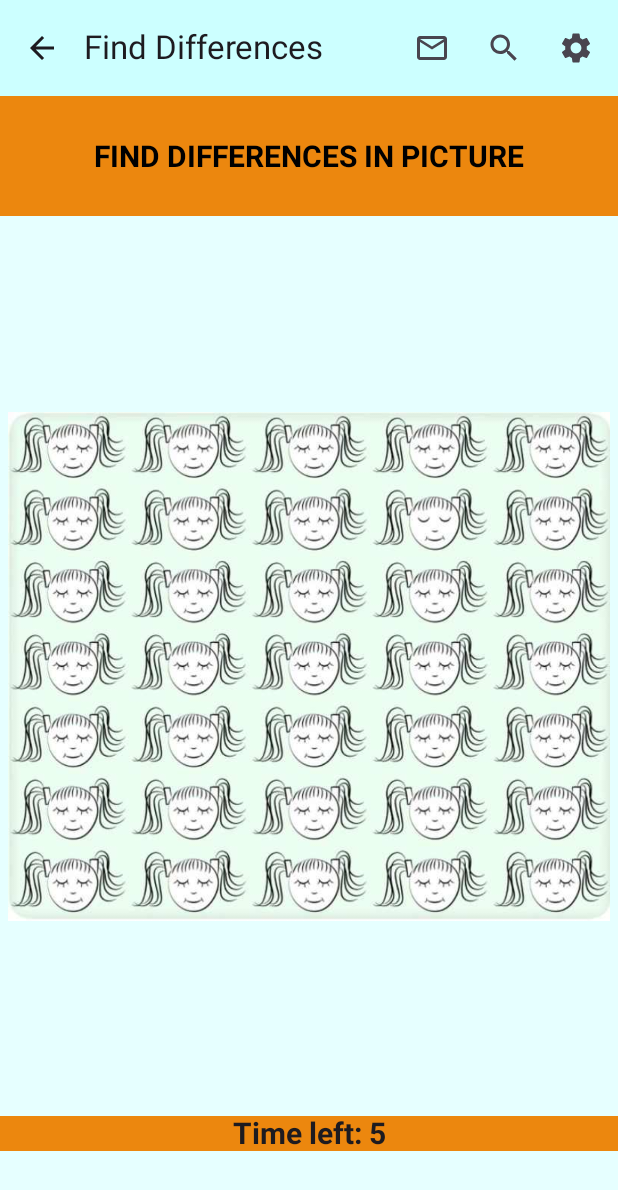
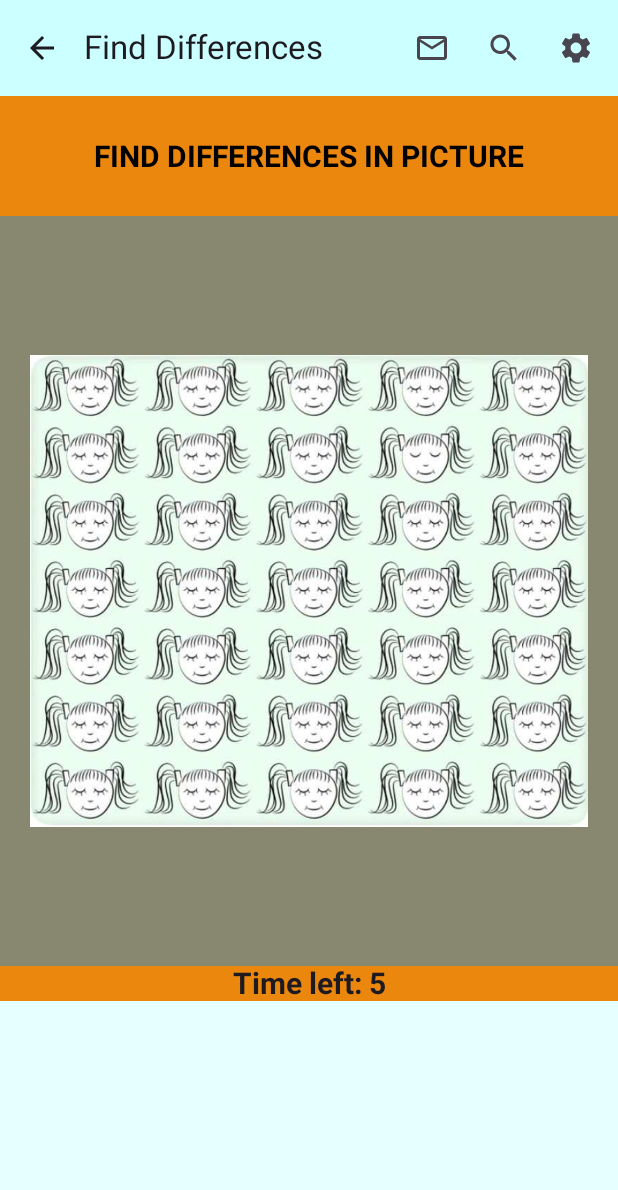
Before and after one commit to ly12345680/Brain_train_application, an Android app built with Jetpack Compose: the FinDifferences screen opened through its navigation route, on a phone screen of 412 x 824 dp. Shown: the top 1190 px of the screen. Run offline under Robolectric (Android 15) with nearby library versions, the phone set to English and light mode, and no system bars.

Commit message:
finish find differences game

```diff
--- a/app/src/main/java/com/example/braintrainapp/ui/attention/FindDifferences.kt
+++ b/app/src/main/java/com/example/braintrainapp/ui/attention/FindDifferences.kt
@@ -2,12 +2,14 @@ package com.example.braintrainapp.ui.attention
 
 import androidx.compose.foundation.Image
 import androidx.compose.foundation.background
+import androidx.compose.foundation.border
 import androidx.compose.foundation.clickable
 import androidx.compose.foundation.layout.Arrangement
 import androidx.compose.foundation.layout.Box
 import androidx.compose.foundation.layout.Column
 import androidx.compose.foundation.layout.Row
 import androidx.compose.foundation.layout.Spacer
+import androidx.compose.foundation.layout.absoluteOffset
 import androidx.compose.foundation.layout.fillMaxSize
 import androidx.compose.foundation.layout.fillMaxWidth
 import androidx.compose.foundation.layout.height
@@ -21,6 +23,8 @@ import androidx.compose.material.icons.filled.MailOutline
 import androidx.compose.material.icons.filled.Search
 import androidx.compose.material.icons.filled.Settings
 import androidx.compose.material.icons.filled.ShoppingCart
+import androidx.compose.material3.AlertDialog
+import androidx.compose.material3.Button
 import androidx.compose.material3.ExperimentalMaterial3Api
 import androidx.compose.material3.Icon
 import androidx.compose.material3.IconButton
@@ -29,6 +33,7 @@ import androidx.compose.material3.Text
 import androidx.compose.material3.TopAppBar
 import androidx.compose.material3.TopAppBarDefaults
 import androidx.compose.runtime.Composable
+import androidx.compose.runtime.LaunchedEffect
 import androidx.compose.runtime.getValue
 import androidx.compose.runtime.mutableStateOf
 import androidx.compose.runtime.remember
@@ -42,16 +47,40 @@ import androidx.compose.ui.text.font.FontWeight
 import androidx.compose.ui.tooling.preview.Preview
 import androidx.compose.ui.unit.dp
 import androidx.compose.ui.unit.sp
+import androidx.compose.ui.zIndex
 import com.example.braintrainapp.R
 import com.example.braintrainapp.ui.memory.ScoreAndLevel
+import kotlinx.coroutines.delay
 
+class FindDifferencesState {
+    var isWinner by mutableStateOf(false)
+        private set
+    fun checkWin(isBoxPressed: Boolean) {
+        if (isBoxPressed) {
+            // Check your winning condition here
+            // For example, if the box is pressed, set isWinner to true
+            isWinner = true
+            println("Winning condition met!")
+        }
+    }
+    var currentImage by mutableStateOf(R.drawable.df_1)
+        private set
 
-fun checkscore(){
+    var boxPosition by mutableStateOf(Pair(250.dp, 145.dp))
+        private set
 
+    fun changeImageAndBoxPosition() {
+        // Change the image resource ID here
+        currentImage = R.drawable.df_2
+        // Change the position of the box here
+        boxPosition = Pair(290.dp, 310.dp)
+    }
 }
 @OptIn(ExperimentalMaterial3Api::class)
 @Composable
 fun FinDifferences(){
+    val state = remember { FindDifferencesState() }
+    val dialogShown = remember { mutableStateOf(false) }
     var level = remember { mutableStateOf(1) }
     var timeLeft by remember { mutableStateOf(5)}
     Scaffold(
@@ -111,15 +140,54 @@ fun FinDifferences(){
                     )
                 }
             }
-            Row {
+            Box(
+                modifier = Modifier
+                    .background(Color(136,135,112))
+
+            ){
+                var isBoxPressed by remember { mutableStateOf(false) }
+                Box(
+                    modifier = Modifier
+                        .size(40.dp)
+                        .absoluteOffset(y = state.boxPosition.second, x = state.boxPosition.first)
+                        .zIndex(2f)
+                        .clickable {
+                            isBoxPressed = !isBoxPressed
+                            state.checkWin(isBoxPressed)
+                            if (state.isWinner) {
+                                state.changeImageAndBoxPosition()
+                                isBoxPressed = false
+                                dialogShown.value = true
+                            }
+                        }
+                        .border(
+                            width = 2.dp,
+                            color = if (isBoxPressed) Color.Blue else Color.Transparent
+                        )
+                )
                 Image(
-                    painter = painterResource(id = R.drawable.df_1),
+                    painter = painterResource(id = state.currentImage),
                     contentDescription = "DF_1",
                     modifier = Modifier
-                        .size(600.dp)
-                        .padding(5.dp)
+                        .size(500.dp)
+                        .padding(20.dp)
+                        .zIndex(1f)
                 )
+                LaunchedEffect(state.isWinner) {
+                    if (state.isWinner) {
+                        delay(500) // Delay for a short time to allow the UI to update
+                        state.changeImageAndBoxPosition()
+                    }
+                }
             }
+            if (state.isWinner && dialogShown.value) {
+                WinDialog {
+                    dialogShown.value = false
+                }
+            }
+
+
+
             Column(
                 modifier = Modifier
                     .fillMaxSize(),
@@ -143,6 +211,18 @@ fun FinDifferences(){
     }
 }
 
+@Composable
+fun WinDialog(onDismiss: () -> Unit) {
+    AlertDialog(
+        onDismissRequest = { onDismiss() },
+        title = { Text("Win!") },
+        confirmButton = {
+            Button(onClick = { onDismiss() }) {
+                Text("OK")
+            }
+        }
+    )
+}
 @Preview
 @Composable
 fun review(){
```
